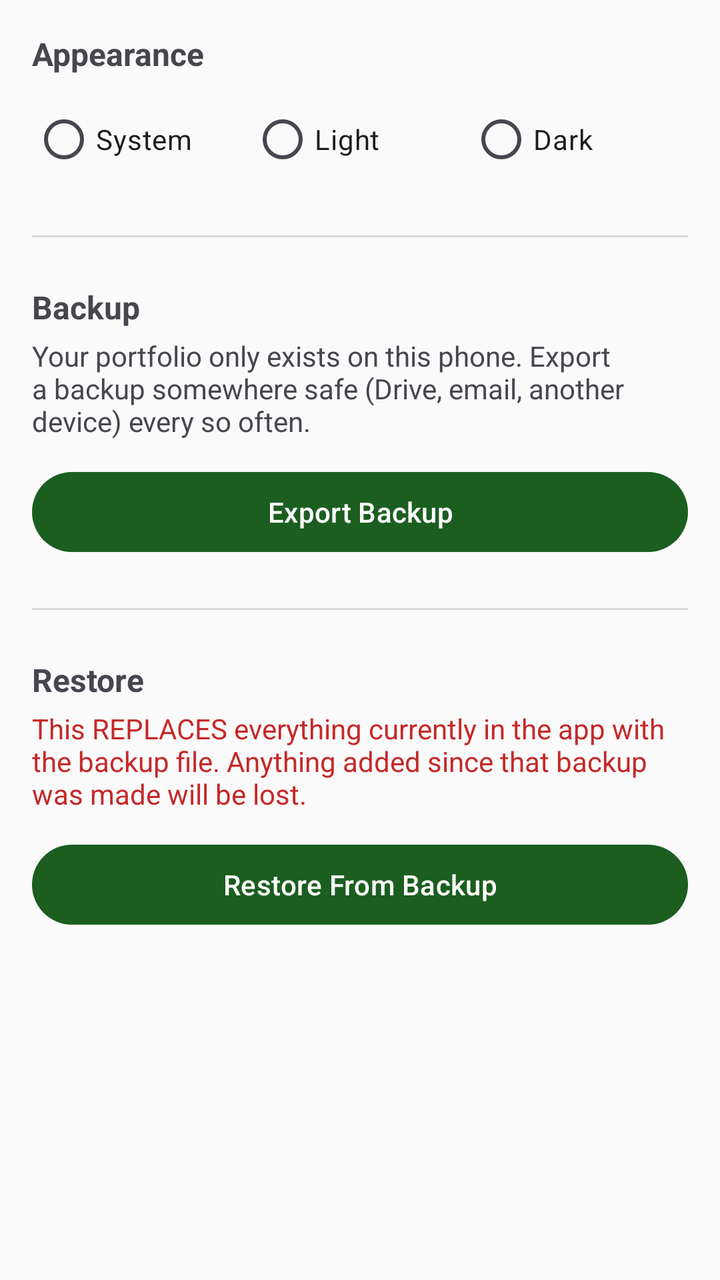
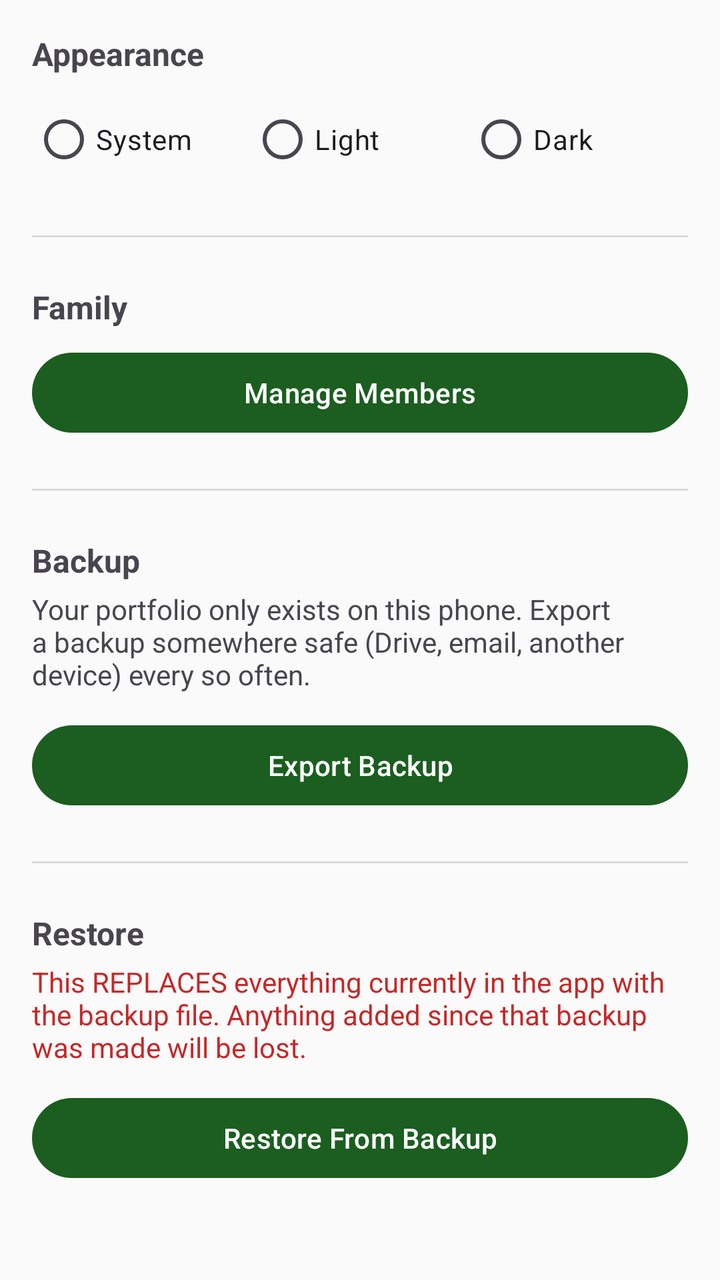

An Android layout rendered at two revisions. The XML below is the earlier revision; the diff shows what the commit changed to produce the second picture.
<!-- AndroidManifest.xml: application theme Theme.PersonalPortfolio -->
<!-- res/layout/activity_settings.xml -->
<?xml version="1.0" encoding="utf-8"?>
<LinearLayout xmlns:android="http://schemas.android.com/apk/res/android"
    android:layout_width="match_parent"
    android:layout_height="match_parent"
    android:orientation="vertical"
    android:padding="16dp">

    <TextView
        android:layout_width="match_parent"
        android:layout_height="wrap_content"
        android:textSize="16sp"
        android:textStyle="bold"
        android:text="Appearance" />

    <RadioGroup
        android:id="@+id/themeRadioGroup"
        android:layout_width="match_parent"
        android:layout_height="wrap_content"
        android:orientation="horizontal"
        android:layout_marginTop="8dp">

        <RadioButton
            android:id="@+id/themeSystemRadio"
            android:layout_width="0dp"
            android:layout_height="wrap_content"
            android:layout_weight="1"
            android:text="System" />

        <RadioButton
            android:id="@+id/themeLightRadio"
            android:layout_width="0dp"
            android:layout_height="wrap_content"
            android:layout_weight="1"
            android:text="Light" />

        <RadioButton
            android:id="@+id/themeDarkRadio"
            android:layout_width="0dp"
            android:layout_height="wrap_content"
            android:layout_weight="1"
            android:text="Dark" />

    </RadioGroup>

    <View
        android:layout_width="match_parent"
        android:layout_height="1dp"
        android:background="#22000000"
        android:layout_marginTop="24dp"
        android:layout_marginBottom="24dp" />

    <TextView
        android:layout_width="match_parent"
        android:layout_height="wrap_content"
        android:textSize="16sp"
        android:textStyle="bold"
        android:text="Backup" />

    <TextView
        android:layout_width="match_parent"
        android:layout_height="wrap_content"
        android:layout_marginTop="4dp"
        android:textSize="14sp"
        android:text="Your portfolio only exists on this phone. Export a backup somewhere safe (Drive, email, another device) every so often." />

    <Button
        android:id="@+id/exportButton"
        android:layout_width="match_parent"
        android:layout_height="wrap_content"
        android:layout_marginTop="12dp"
        android:text="Export Backup" />

    <View
        android:layout_width="match_parent"
        android:layout_height="1dp"
        android:background="#22000000"
        android:layout_marginTop="24dp"
        android:layout_marginBottom="24dp" />

    <TextView
        android:layout_width="match_parent"
        android:layout_height="wrap_content"
        android:textSize="16sp"
        android:textStyle="bold"
        android:text="Restore" />

    <TextView
        android:layout_width="match_parent"
        android:layout_height="wrap_content"
        android:layout_marginTop="4dp"
        android:textSize="14sp"
        android:textColor="#C62828"
        android:text="This REPLACES everything currently in the app with the backup file. Anything added since that backup was made will be lost." />

    <Button
        android:id="@+id/importButton"
        android:layout_width="match_parent"
        android:layout_height="wrap_content"
        android:layout_marginTop="12dp"
        android:text="Restore From Backup" />

    <TextView
        android:id="@+id/settingsStatusText"
        android:layout_width="match_parent"
        android:layout_height="wrap_content"
        android:layout_marginTop="16dp"
        android:textSize="14sp" />

</LinearLayout>
<!-- resources referenced by this layout -->
<resources>
  <style name="Theme.PersonalPortfolio" parent="Theme.Material3.DayNight.NoActionBar">
          <item name="colorPrimary">@color/colorPrimary</item>
          <item name="colorPrimaryVariant">@color/colorPrimaryVariant</item>
          <item name="colorOnPrimary">@color/colorOnPrimary</item>
  
          <item name="colorSecondary">@color/colorSecondary</item>
          <item name="colorOnSecondary">@color/colorOnSecondary</item>
  
          <item name="android:colorBackground">@color/colorBackground</item>
          <item name="colorOnBackground">@color/colorOnBackground</item>
  
          <item name="colorSurface">@color/colorSurface</item>
          <item name="colorOnSurface">@color/colorOnSurface</item>
  
          <item name="android:statusBarColor">@color/colorPrimaryVariant</item>
      </style>
  <color name="colorPrimary">#1B5E20</color>
  <color name="colorPrimaryVariant">#0D3B12</color>
  <color name="colorOnPrimary">#FFFFFF</color>
  <color name="colorSecondary">#00897B</color>
  <color name="colorOnSecondary">#FFFFFF</color>
  <color name="colorBackground">#FAFAFA</color>
  <color name="colorOnBackground">#1A1A1A</color>
  <color name="colorSurface">#FFFFFF</color>
  <color name="colorOnSurface">#1A1A1A</color>
</resources>

<!-- the commit's change to res/layout/activity_settings.xml (unified diff, before → after) -->
@@ -41,6 +41,27 @@
             android:text="Dark" />
 
     </RadioGroup>
+
+    <View
+        android:layout_width="match_parent"
+        android:layout_height="1dp"
+        android:background="#22000000"
+        android:layout_marginTop="24dp"
+        android:layout_marginBottom="24dp" />
+
+    <TextView
+        android:layout_width="match_parent"
+        android:layout_height="wrap_content"
+        android:textSize="16sp"
+        android:textStyle="bold"
+        android:text="Family" />
+
+    <Button
+        android:id="@+id/manageMembersButton"
+        android:layout_width="match_parent"
+        android:layout_height="wrap_content"
+        android:layout_marginTop="8dp"
+        android:text="Manage Members" />
 
     <View
         android:layout_width="match_parent"
